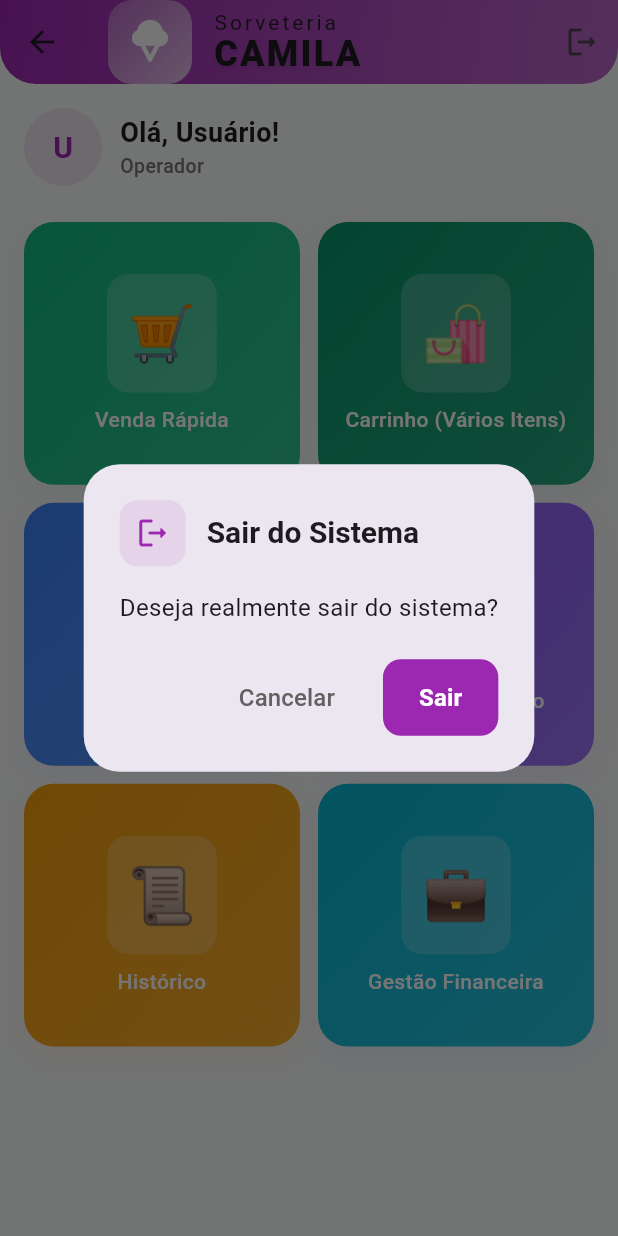
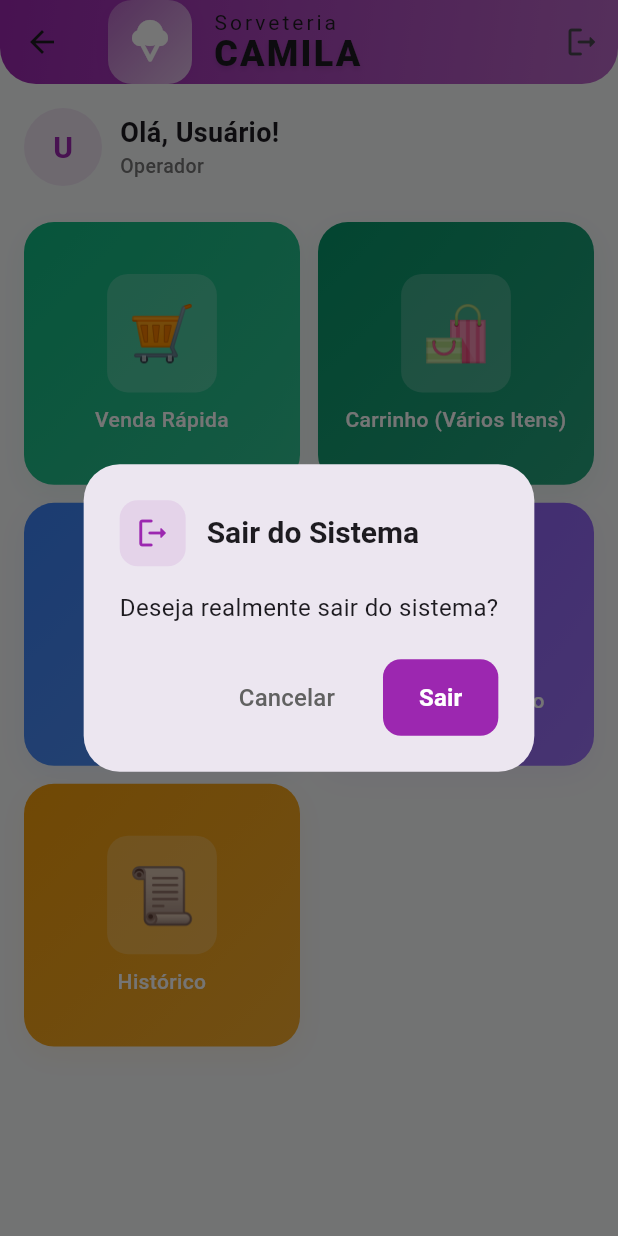
Before and after one commit to RonaldoDev07/sorveteria-web, a Flutter app: the HomeScreen screen opened directly, after a tap on the "logout" icon, on a phone screen of 412 x 824 dp. Run offline on Flutter 3.47's test engine with Material 3 defaults, Android fonts, the phone set to English and light mode, and no system bars; our stand-ins replace shared_preferences; missing offline and left inert: dart:html, mobile_scanner; accounts and stored records are empty.

Commit message:
feat: remover gestão financeira completamente

```diff
--- a/lib/screens/home_screen.dart
+++ b/lib/screens/home_screen.dart
@@ -8,7 +8,6 @@ import 'relatorio_lucro_screen.dart';
 import 'movimentacoes_screen.dart';
 import 'usuarios_screen.dart';
 import 'carrinho_venda_screen.dart';
-import 'financeiro_screen.dart';
 
 class HomeScreen extends StatefulWidget {
   const HomeScreen({super.key});
@@ -358,15 +357,6 @@ class _HomeScreenState extends State<HomeScreen> with SingleTickerProviderStateM
                           MaterialPageRoute(builder: (_) => const MovimentacoesScreen()),
                         ),
                       ),
-                      _MenuCard(
-                        emoji: '💼',
-                        title: 'Gestão Financeira',
-                        color: const Color(0xFF06B6D4),
-                        onTap: () => Navigator.push(
-                          context,
-                          MaterialPageRoute(builder: (_) => const FinanceiroScreen()),
-                        ),
-                      ),
                       if (auth.isAdmin)
                         _MenuCard(
                           emoji: '👥',
```
Also changed, not shown: 5 other files.
